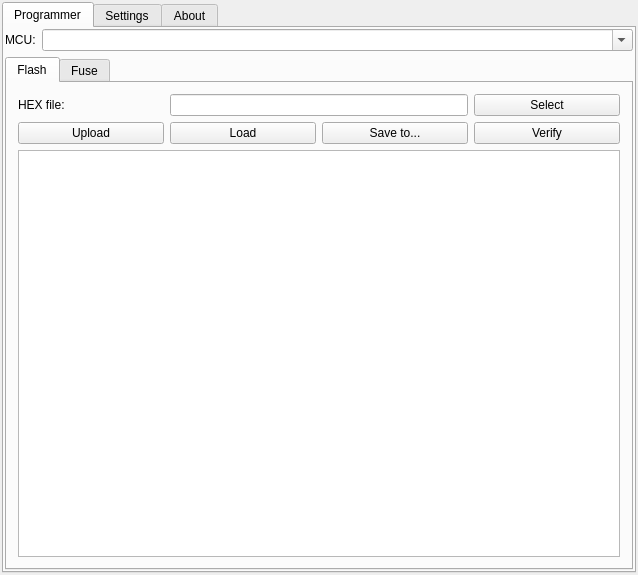
h4tr3d/qavr, file src/qavr.ui: the form before one commit.
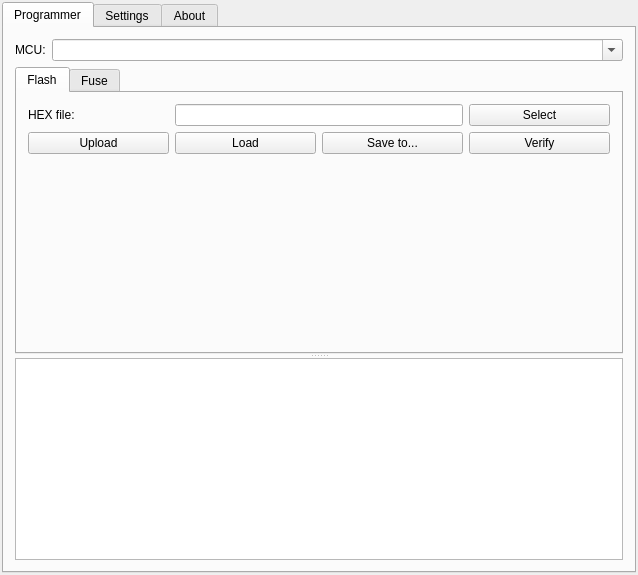
The form after the commit.

Commit message: Сохраняем состояние приложения: 	- геометрия 	- последний контроллер 	- последняя прошивка

Diff of the .ui file:
```diff
--- a/src/qavr.ui
+++ b/src/qavr.ui
@@ -27,9 +27,6 @@
        <string>Programmer</string>
       </attribute>
       <layout class="QVBoxLayout" name="verticalLayout_2">
-       <property name="margin">
-        <number>1</number>
-       </property>
        <item>
         <layout class="QFormLayout" name="formLayout_2">
          <property name="fieldGrowthPolicy">
@@ -52,6 +49,10 @@
         </layout>
        </item>
        <item>
+        <widget class="QSplitter" name="flash_output_splitter">
+         <property name="orientation">
+          <enum>Qt::Vertical</enum>
+         </property>
         <widget class="QTabWidget" name="tabWidget">
          <property name="currentIndex">
           <number>0</number>
@@ -110,8 +111,18 @@
              </property>
             </widget>
            </item>
-           <item row="2" column="0" colspan="4">
-            <widget class="QPlainTextEdit" name="flash_output"/>
+            <item row="2" column="0">
+             <spacer name="verticalSpacer_2">
+              <property name="orientation">
+               <enum>Qt::Vertical</enum>
+              </property>
+              <property name="sizeHint" stdset="0">
+               <size>
+                <width>20</width>
+                <height>40</height>
+               </size>
+              </property>
+             </spacer>
            </item>
           </layout>
          </widget>
@@ -259,6 +270,12 @@
             </layout>
            </item>
           </layout>
+          </widget>
+         </widget>
+         <widget class="QPlainTextEdit" name="flash_output">
+          <property name="readOnly">
+           <bool>true</bool>
+          </property>
          </widget>
         </widget>
        </item>
```
Lines whose indentation alone changed are shown as unchanged. The commit also changes 2 other files.
